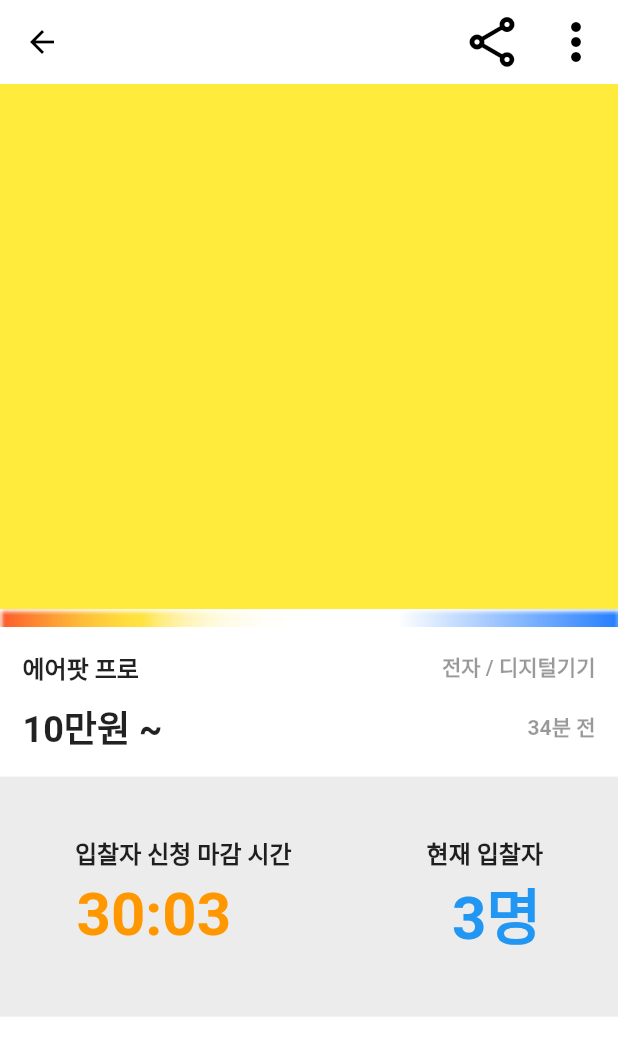
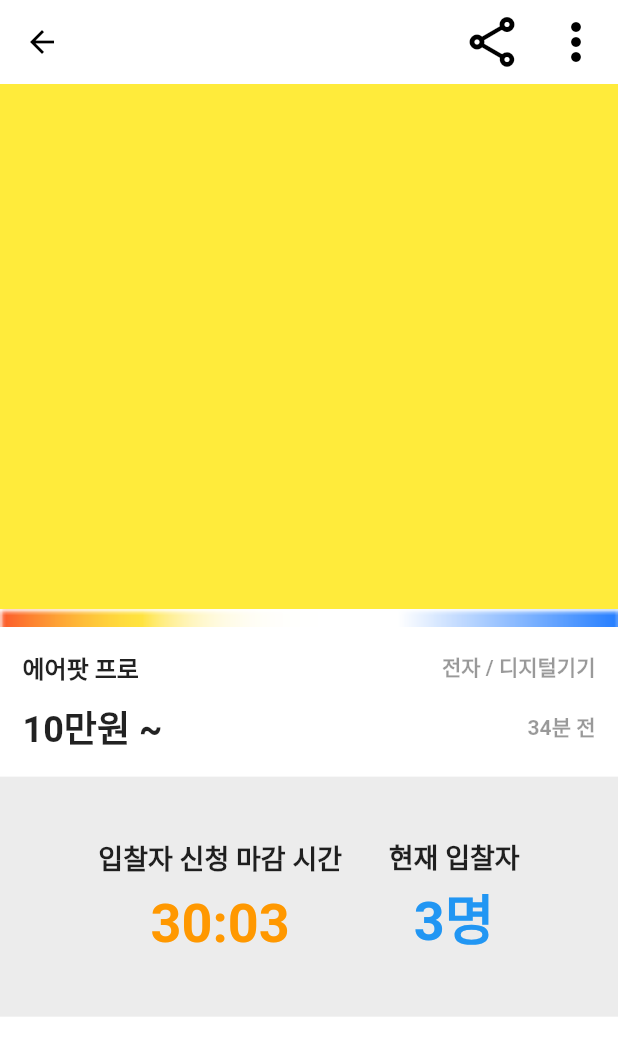
Before and after one commit to AsanHO/rayshop, a Flutter app: the DetailScreen screen opened directly, on a phone screen of 412 x 824 dp. Shown: the top 1056 px of the screen. Run offline on Flutter 3.47's test engine with Material 2 defaults, Android fonts, the phone set to English and light mode, and no system bars; our stand-ins replace firebase_auth, firebase_core, flutter_secure_storage, font_awesome_flutter, image_picker; accounts and stored records are empty.

Commit message:
05/04 detail_screen

```diff
--- a/lib/home/detail_screen.dart
+++ b/lib/home/detail_screen.dart
@@ -92,42 +92,50 @@ class _DetailScreenState extends State<DetailScreen> {
                       mainAxisAlignment: MainAxisAlignment.center,
                       children: [
                         Row(
-                          mainAxisAlignment: MainAxisAlignment.spaceBetween,
+                          mainAxisAlignment: MainAxisAlignment.spaceAround,
+                          children: [
+                            Column(
                               children: [
                                 Text(
                                   '입찰자 신청 마감 시간',
                                   style: TextStyle(
-                                  fontSize: 16, fontWeight: FontWeight.w600),
+                                      fontSize: 18,
+                                      fontWeight: FontWeight.w600),
                                 ),
+                                SizedBox(
+                                  height: 10,
+                                ),
+                                Text(
+                                  '30:03',
+                                  style: TextStyle(
+                                      fontSize: 36,
+                                      fontWeight: FontWeight.w600,
+                                      color: Colors.orange),
+                                ),
+                              ],
+                            ),
+                            Column(
+                              children: [
                                 Text(
                                   '현재 입찰자',
                                   style: TextStyle(
-                                  fontSize: 16, fontWeight: FontWeight.w600),
+                                      fontSize: 18,
+                                      fontWeight: FontWeight.w600),
                                 ),
-                          ],
-                        ),
-                        Padding(
-                          padding: EdgeInsets.symmetric(horizontal: 1),
-                          child: Row(
-                            mainAxisAlignment: MainAxisAlignment.spaceBetween,
-                            children: [
-                              Text(
-                                "30:03",
-                                style: TextStyle(
-                                    fontSize: 40,
-                                    fontWeight: FontWeight.w600,
-                                    color: Colors.orange),
+                                SizedBox(
+                                  height: 0,
                                 ),
                                 Text(
-                                "3명",
+                                  '3명',
                                   style: TextStyle(
-                                    fontSize: 40,
+                                      fontSize: 36,
                                       fontWeight: FontWeight.w600,
                                       color: Colors.blue),
                                 ),
                               ],
-                          ),
-                        ),
+                            )
+                          ],
+                        )
                       ],
                     ),
                   ),
```
Lines whose indentation alone changed are shown as unchanged.
